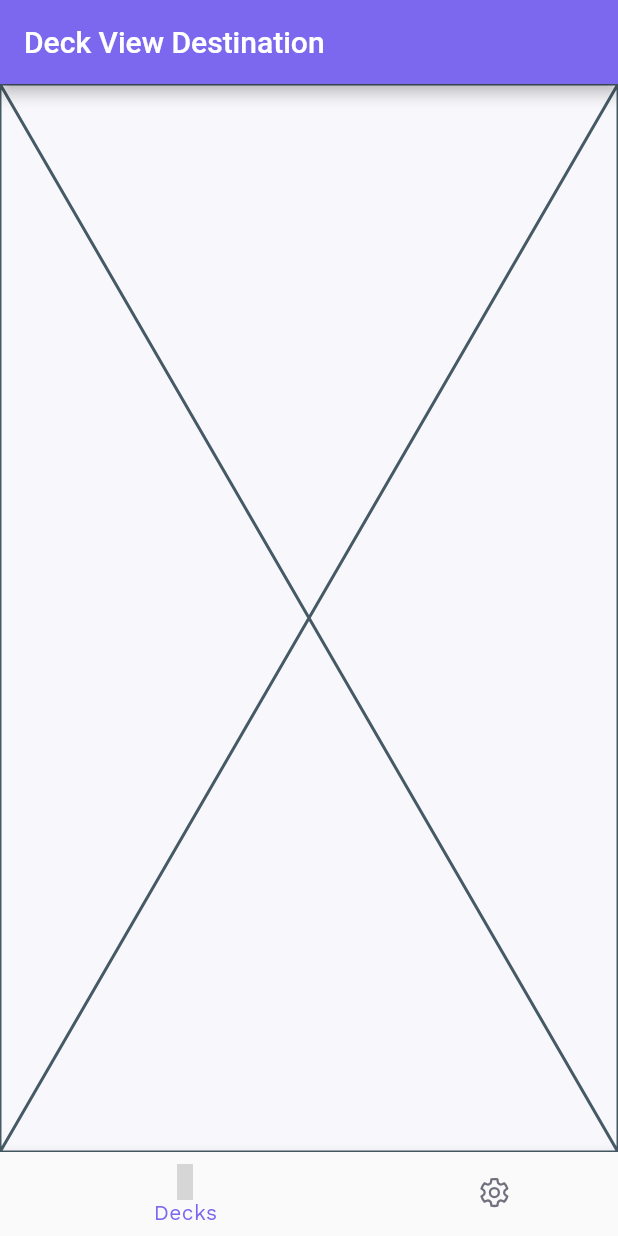
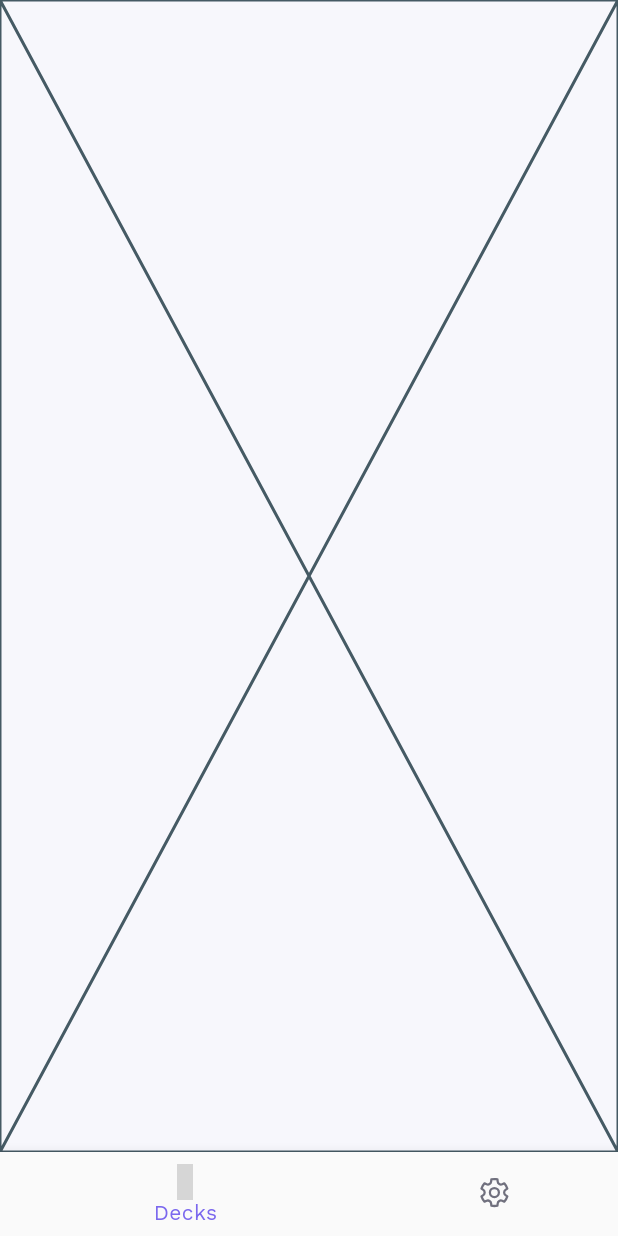
Before and after one commit to cervonwong/sona-flutter, a Flutter app: the screen it shows after launch, on a phone screen of 412 x 824 dp. Run offline on Flutter 3.47's test engine with Material 2 defaults, Android fonts, the phone set to English and light mode, and no system bars; our stand-ins replace equatable, fluentui_system_icons, google_fonts; grey boxes are pictures that could not be loaded.

Commit message:
Feat: Make BotNavDestination's appBar optional
DeckViewBotNavDestination now no longer has an appBar.

```diff
--- a/lib/core/presentation/bottom_navigation/bot_nav_destination.dart
+++ b/lib/core/presentation/bottom_navigation/bot_nav_destination.dart
@@ -26,10 +26,10 @@ abstract class BotNavDestination extends StatelessWidget {
   final Widget activeIcon;
 
   BotNavDestination({
-    @required this.appBar,
+    this.appBar,
     @required this.label,
     @required this.icon,
-    activeIcon,
+    Widget activeIcon,
   })  : assert(label != null),
         assert(icon != null),
         activeIcon = activeIcon ?? icon;
--- a/lib/features/deck_view/presentation/widgets/destination/deck_view_bot_nav_destination.dart
+++ b/lib/features/deck_view/presentation/widgets/destination/deck_view_bot_nav_destination.dart
@@ -24,9 +24,6 @@ import 'package:sona_flutter/core/presentation/bottom_navigation/bot_nav_destina
 class DeckViewBotNavDestination extends BotNavDestination {
   DeckViewBotNavDestination()
       : super(
-          appBar: AppBar(
-            title: Text('Deck View Destination'),
-          ),
           label: 'Decks',
           icon: Icon(FluentIcons.dictionary_24_regular),
           activeIcon: Icon(FluentIcons.dictionary_24_filled),
```
